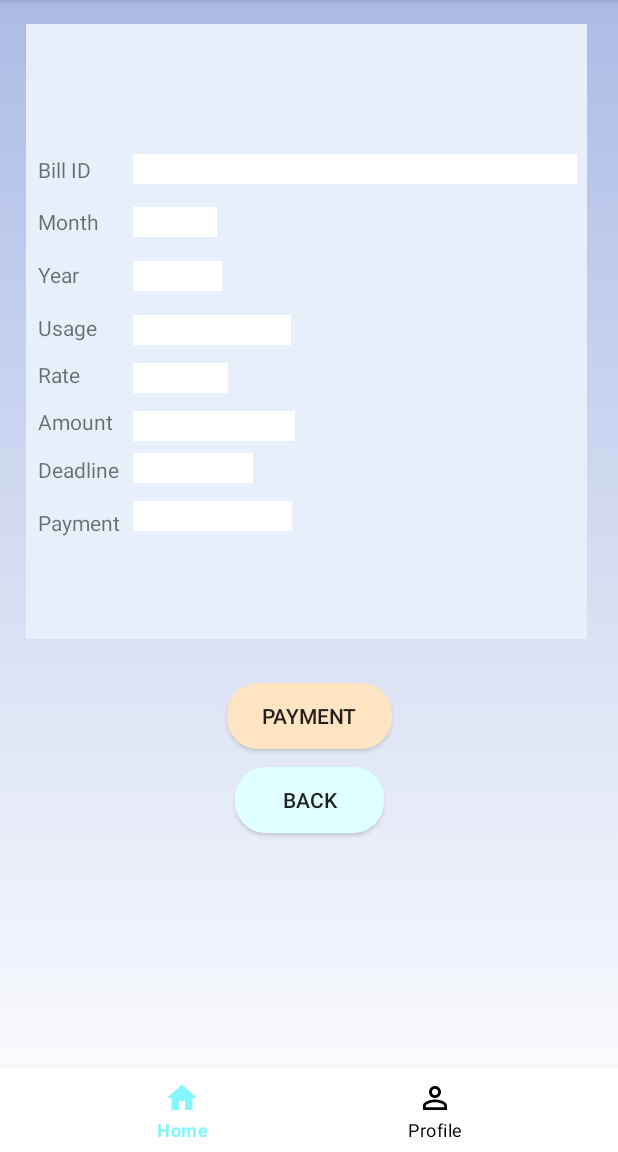
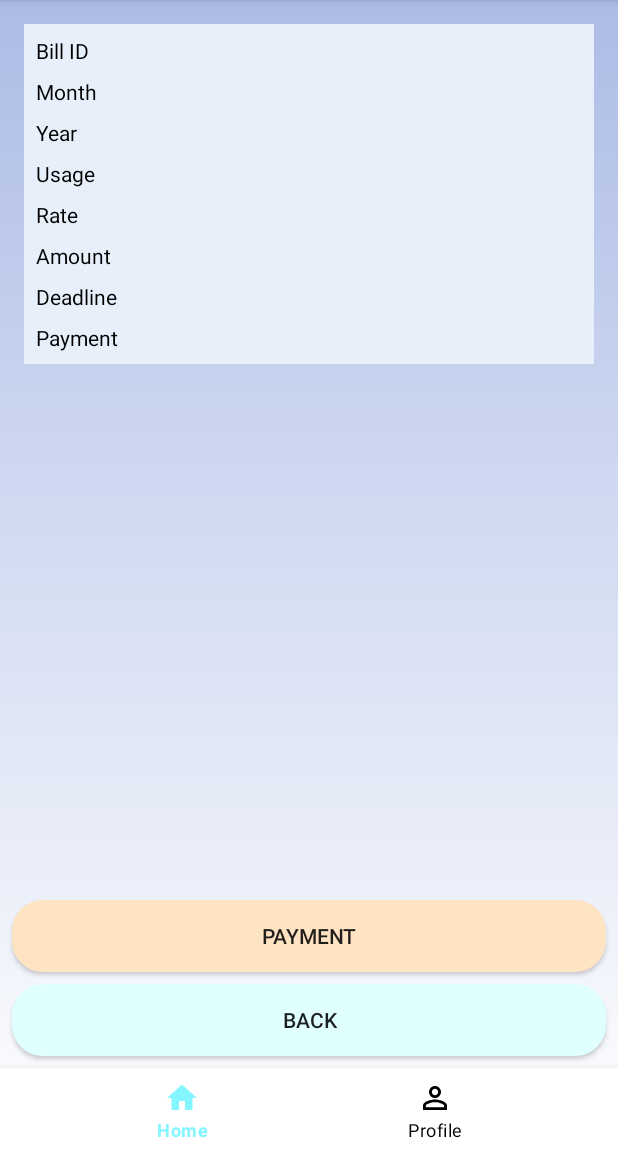
Before and after one commit to Baemee/FYP-22-S2-21-Mobile, an Android app: the BillDetails screen opened directly, with no data from a screen before it, on a phone screen of 412 x 824 dp, the part 84-1236 px from its top. Run offline under Robolectric (Android 15) with nearby library versions, the phone set to English and light mode, and no system bars; our stand-ins replace Volley; libraries missing offline, so code that uses them is left out: com.braintreepayments.api; network calls fail; 5 statements that could not run were skipped.

Commit message:
Update bill details UI

```diff
--- a/app/src/main/res/layout/activity_bill_details.xml
+++ b/app/src/main/res/layout/activity_bill_details.xml
@@ -7,235 +7,213 @@
     android:background="@drawable/gradient_background"
     tools:context=".BillDetails">
 
-    <TextView
-        android:id="@+id/textView"
-        android:layout_width="374dp"
-        android:layout_height="410dp"
-        android:layout_marginTop="16dp"
+    <ScrollView
+        android:id="@+id/sv_Scroll"
+        android:layout_width="match_parent"
+        android:layout_height="wrap_content"
+        android:layout_margin="@dimen/bt_margin"
+        android:paddingBottom="100dp"
+        app:layout_constraintBottom_toTopOf="@id/btn_payment"
+        app:layout_constraintEnd_toEndOf="parent"
+        app:layout_constraintStart_toStartOf="parent"
+        app:layout_constraintTop_toTopOf="parent"
+        app:layout_constraintVertical_bias="0.0">
+
+        <LinearLayout
+            android:id="@+id/ll_VertLayout"
+            android:layout_width="match_parent"
+            android:layout_height="wrap_content"
+            android:layout_margin="@dimen/bt_margin"
             android:background="@color/lightblue"
+            android:orientation="vertical"
+            android:padding="@dimen/bt_margin">
 
-        app:layout_constraintEnd_toEndOf="parent"
-        app:layout_constraintHorizontal_bias="0.457"
-        app:layout_constraintStart_toStartOf="parent"
-        app:layout_constraintTop_toTopOf="parent" />
+            <LinearLayout
+                android:layout_width="match_parent"
+                android:layout_height="match_parent"
+                android:orientation="horizontal">
 
                 <TextView
                     android:id="@+id/tv_billid"
                     android:layout_width="wrap_content"
                     android:layout_height="wrap_content"
-        android:layout_marginStart="8dp"
-        android:layout_marginTop="20dp"
                     android:text="Bill ID"
-
-        app:layout_constraintBottom_toTopOf="@+id/tv_billmonth"
-        app:layout_constraintStart_toStartOf="@+id/textView"
-        app:layout_constraintTop_toTopOf="@+id/textView"
-        app:layout_constraintVertical_bias="0.811" />
+                    android:textColor="@color/black" />
 
                 <TextView
                     android:id="@+id/tv_getBillId"
-        android:layout_width="296dp"
-        android:layout_height="20dp"
-        android:layout_marginStart="28dp"
-        android:layout_marginTop="16dp"
-        android:background="@color/white"
+                    android:layout_width="match_parent"
+                    android:layout_height="wrap_content"
+                    android:layout_marginStart="@dimen/bt_margin" />
 
-        app:layout_constraintBottom_toTopOf="@+id/tv_getbillMth"
-        app:layout_constraintStart_toEndOf="@+id/tv_billid"
-        app:layout_constraintTop_toTopOf="@+id/textView"
-        app:layout_constraintVertical_bias="0.821" />
+            </LinearLayout>
+
+            <LinearLayout
+                android:layout_width="match_parent"
+                android:layout_height="match_parent"
+                android:orientation="horizontal">
 
                 <TextView
                     android:id="@+id/tv_billmonth"
                     android:layout_width="wrap_content"
                     android:layout_height="wrap_content"
-        android:layout_marginBottom="16dp"
+                    android:layout_marginTop="@dimen/bt_margin"
                     android:text="Month"
-
-        app:layout_constraintBottom_toTopOf="@+id/tv_year"
-        app:layout_constraintEnd_toStartOf="@+id/tv_getbillMth"
-        app:layout_constraintHorizontal_bias="0.0"
-        app:layout_constraintStart_toStartOf="@+id/tv_billid" />
+                    android:textColor="@color/black" />
 
                 <TextView
                     android:id="@+id/tv_getbillMth"
-        android:layout_width="56dp"
-        android:layout_height="20dp"
-        android:background="@color/white"
-        android:layout_marginBottom="16dp"
+                    android:layout_width="match_parent"
+                    android:layout_height="wrap_content"
+                    android:layout_marginTop="@dimen/bt_margin" />
+            </LinearLayout>
 
-        app:layout_constraintBottom_toTopOf="@+id/tv_getBillYr"
-        app:layout_constraintEnd_toEndOf="@+id/textView"
-        app:layout_constraintHorizontal_bias="0.0"
-        app:layout_constraintStart_toStartOf="@+id/tv_getBillId" />
+            <LinearLayout
+                android:layout_width="match_parent"
+                android:layout_height="match_parent"
+                android:orientation="horizontal">
 
                 <TextView
                     android:id="@+id/tv_year"
                     android:layout_width="wrap_content"
                     android:layout_height="wrap_content"
-        android:layout_marginBottom="16dp"
+                    android:layout_marginTop="@dimen/bt_margin"
                     android:text="Year"
-
-        app:layout_constraintBottom_toTopOf="@+id/tv_billusage"
-        app:layout_constraintEnd_toStartOf="@+id/tv_getBillYr"
-        app:layout_constraintHorizontal_bias="0.0"
-        app:layout_constraintStart_toStartOf="@+id/tv_billmonth" />
+                    android:textColor="@color/black" />
 
                 <TextView
                     android:id="@+id/tv_getBillYr"
-        android:layout_width="59dp"
-        android:layout_height="20dp"
-        android:background="@color/white"
-        android:layout_marginBottom="16dp"
+                    android:layout_width="match_parent"
+                    android:layout_height="wrap_content"
+                    android:layout_marginTop="@dimen/bt_margin" />
+            </LinearLayout>
 
-        app:layout_constraintBottom_toTopOf="@+id/tv_getWaterUsage"
-        app:layout_constraintEnd_toEndOf="@+id/textView"
-        app:layout_constraintHorizontal_bias="0.0"
-        app:layout_constraintStart_toStartOf="@+id/tv_getbillMth" />
+            <LinearLayout
+                android:layout_width="match_parent"
+                android:layout_height="match_parent"
+                android:orientation="horizontal">
 
                 <TextView
                     android:id="@+id/tv_billusage"
                     android:layout_width="wrap_content"
                     android:layout_height="wrap_content"
-        android:layout_marginBottom="12dp"
+                    android:layout_marginTop="@dimen/bt_margin"
                     android:text="Usage"
-
-        app:layout_constraintBottom_toTopOf="@+id/tv_rate"
-        app:layout_constraintEnd_toStartOf="@+id/tv_getWaterUsage"
-        app:layout_constraintHorizontal_bias="0.0"
-        app:layout_constraintStart_toStartOf="@+id/tv_year" />
+                    android:textColor="@color/black" />
 
                 <TextView
                     android:id="@+id/tv_getWaterUsage"
-        android:layout_width="105dp"
-        android:layout_height="20dp"
-        android:layout_marginBottom="12dp"
-        android:background="@color/white"
+                    android:layout_width="match_parent"
+                    android:layout_height="wrap_content"
+                    android:layout_marginTop="@dimen/bt_margin" />
+            </LinearLayout>
 
-        app:layout_constraintBottom_toTopOf="@+id/getRate"
-        app:layout_constraintEnd_toEndOf="@+id/textView"
-        app:layout_constraintHorizontal_bias="0.0"
-        app:layout_constraintStart_toStartOf="@+id/tv_getBillYr" />
+            <LinearLayout
+                android:layout_width="match_parent"
+                android:layout_height="match_parent"
+                android:orientation="horizontal">
 
                 <TextView
                     android:id="@+id/tv_rate"
                     android:layout_width="wrap_content"
                     android:layout_height="wrap_content"
-        android:layout_marginBottom="12dp"
+                    android:layout_marginTop="@dimen/bt_margin"
                     android:text="Rate"
-
-        app:layout_constraintBottom_toTopOf="@+id/tv_amount"
-        app:layout_constraintEnd_toStartOf="@+id/getRate"
-        app:layout_constraintHorizontal_bias="0.0"
-        app:layout_constraintStart_toStartOf="@+id/tv_billusage" />
+                    android:textColor="@color/black" />
 
                 <TextView
                     android:id="@+id/getRate"
-        android:layout_width="63dp"
-        android:layout_height="20dp"
-        android:layout_marginBottom="12dp"
-        android:background="@color/white"
+                    android:layout_width="match_parent"
+                    android:layout_height="wrap_content"
+                    android:layout_marginTop="@dimen/bt_margin" />
+            </LinearLayout>
 
-        app:layout_constraintBottom_toTopOf="@+id/tv_getBillAmount"
-        app:layout_constraintEnd_toEndOf="@+id/textView"
-        app:layout_constraintHorizontal_bias="0.0"
-        app:layout_constraintStart_toStartOf="@+id/tv_getWaterUsage" />
+            <LinearLayout
+                android:layout_width="match_parent"
+                android:layout_height="match_parent"
+                android:orientation="horizontal">
 
                 <TextView
                     android:id="@+id/tv_amount"
                     android:layout_width="wrap_content"
-        android:layout_height="20dp"
-        android:layout_marginBottom="12dp"
+                    android:layout_height="wrap_content"
+                    android:layout_marginTop="@dimen/bt_margin"
                     android:text="Amount"
-
-        app:layout_constraintBottom_toTopOf="@+id/tv_deadline"
-        app:layout_constraintEnd_toStartOf="@+id/tv_getBillAmount"
-        app:layout_constraintHorizontal_bias="0.0"
-        app:layout_constraintStart_toStartOf="@+id/tv_rate" />
+                    android:textColor="@color/black" />
 
                 <TextView
                     android:id="@+id/tv_getBillAmount"
-        android:layout_width="108dp"
-        android:layout_height="20dp"
-        android:layout_marginBottom="8dp"
-        android:background="@color/white"
+                    android:layout_width="match_parent"
+                    android:layout_height="wrap_content"
+                    android:layout_marginTop="@dimen/bt_margin" />
+            </LinearLayout>
 
-        app:layout_constraintBottom_toTopOf="@+id/tv_getDateline"
-        app:layout_constraintEnd_toEndOf="@+id/textView"
-        app:layout_constraintHorizontal_bias="0.0"
-        app:layout_constraintStart_toStartOf="@+id/getRate" />
+            <LinearLayout
+                android:layout_width="match_parent"
+                android:layout_height="match_parent"
+                android:orientation="horizontal">
 
                 <TextView
                     android:id="@+id/tv_deadline"
                     android:layout_width="wrap_content"
                     android:layout_height="wrap_content"
-        android:layout_marginBottom="16dp"
+                    android:layout_marginTop="@dimen/bt_margin"
                     android:text="Deadline"
-        app:layout_constraintBottom_toTopOf="@+id/tv_payment"
-        app:layout_constraintEnd_toStartOf="@+id/tv_getDateline"
-        app:layout_constraintHorizontal_bias="0.0"
-        app:layout_constraintStart_toStartOf="@+id/tv_amount" />
+                    android:textColor="@color/black" />
 
                 <TextView
                     android:id="@+id/tv_getDateline"
-        android:layout_width="80dp"
-        android:layout_height="20dp"
-        android:layout_marginBottom="12dp"
-        android:background="@color/white"
+                    android:layout_width="match_parent"
+                    android:layout_height="wrap_content"
+                    android:layout_marginTop="@dimen/bt_margin" />
+            </LinearLayout>
 
-        app:layout_constraintBottom_toTopOf="@+id/tv_getPayment"
-        app:layout_constraintEnd_toEndOf="@+id/textView"
-        app:layout_constraintHorizontal_bias="0.0"
-        app:layout_constraintStart_toStartOf="@+id/tv_getBillAmount" />
+            <LinearLayout
+                android:layout_width="match_parent"
+                android:layout_height="match_parent"
+                android:orientation="horizontal">
 
                 <TextView
                     android:id="@+id/tv_payment"
                     android:layout_width="wrap_content"
                     android:layout_height="wrap_content"
-        android:layout_marginBottom="68dp"
-
+                    android:layout_marginTop="@dimen/bt_margin"
                     android:text="Payment"
-        app:layout_constraintBottom_toBottomOf="@+id/textView"
-        app:layout_constraintEnd_toStartOf="@+id/tv_getPayment"
-        app:layout_constraintHorizontal_bias="0.0"
-        app:layout_constraintStart_toStartOf="@+id/tv_deadline" />
+                    android:textColor="@color/black" />
 
                 <TextView
                     android:id="@+id/tv_getPayment"
-        android:layout_width="106dp"
-        android:layout_height="20dp"
-        android:layout_marginBottom="72dp"
-
-        android:background="@color/white"
-        app:layout_constraintBottom_toBottomOf="@+id/textView"
-        app:layout_constraintEnd_toEndOf="@+id/textView"
-        app:layout_constraintHorizontal_bias="0.0"
-        app:layout_constraintStart_toStartOf="@+id/tv_getDateline" />
+                    android:layout_width="match_parent"
+                    android:layout_height="wrap_content"
+                    android:layout_marginTop="@dimen/bt_margin" />
+            </LinearLayout>
+        </LinearLayout>
+    </ScrollView>
 
     <androidx.appcompat.widget.AppCompatButton
         android:id="@+id/btn_payment"
-        android:layout_width="110dp"
-        android:layout_height="44dp"
-        android:layout_marginTop="29dp"
+        android:layout_width="match_parent"
+        android:layout_height="wrap_content"
+        android:layout_margin="@dimen/bt_margin"
         android:background="@drawable/whitebutton_border"
         android:backgroundTint="#FFE4C4"
+        android:text="Payment"
         android:visibility="visible"
-        android:text="Payment"
+        app:layout_constraintBottom_toTopOf="@+id/btn_back"
         app:layout_constraintEnd_toEndOf="parent"
-        app:layout_constraintStart_toStartOf="parent"
-        app:layout_constraintTop_toBottomOf="@+id/textView" />
+        app:layout_constraintStart_toStartOf="parent" />
 
     <androidx.appcompat.widget.AppCompatButton
         android:id="@+id/btn_back"
-        android:layout_width="99dp"
-        android:layout_height="44dp"
-        android:layout_marginTop="12dp"
+        android:layout_width="match_parent"
+        android:layout_height="wrap_content"
+        android:layout_margin="@dimen/bt_margin"
         android:background="@drawable/whitebutton_border"
         android:backgroundTint="#E0FFFF"
         android:text="Back"
+        app:layout_constraintBottom_toTopOf="@id/bottom_navigation"
         app:layout_constraintEnd_toEndOf="parent"
-        app:layout_constraintStart_toStartOf="parent"
-        app:layout_constraintTop_toBottomOf="@+id/btn_payment" />
+        app:layout_constraintStart_toStartOf="parent" />
 
     <com.google.android.material.bottomnavigation.BottomNavigationView
         android:id="@+id/bottom_navigation"
@@ -249,6 +227,6 @@
         app:layout_constraintBottom_toBottomOf="parent"
         app:layout_constraintLeft_toLeftOf="parent"
         app:layout_constraintRight_toRightOf="parent"
-        app:menu="@navigation/bottom_nav"/>
+        app:menu="@navigation/bottom_nav" />
 
 </androidx.constraintlayout.widget.ConstraintLayout>
```
Lines whose indentation alone changed are shown as unchanged.
